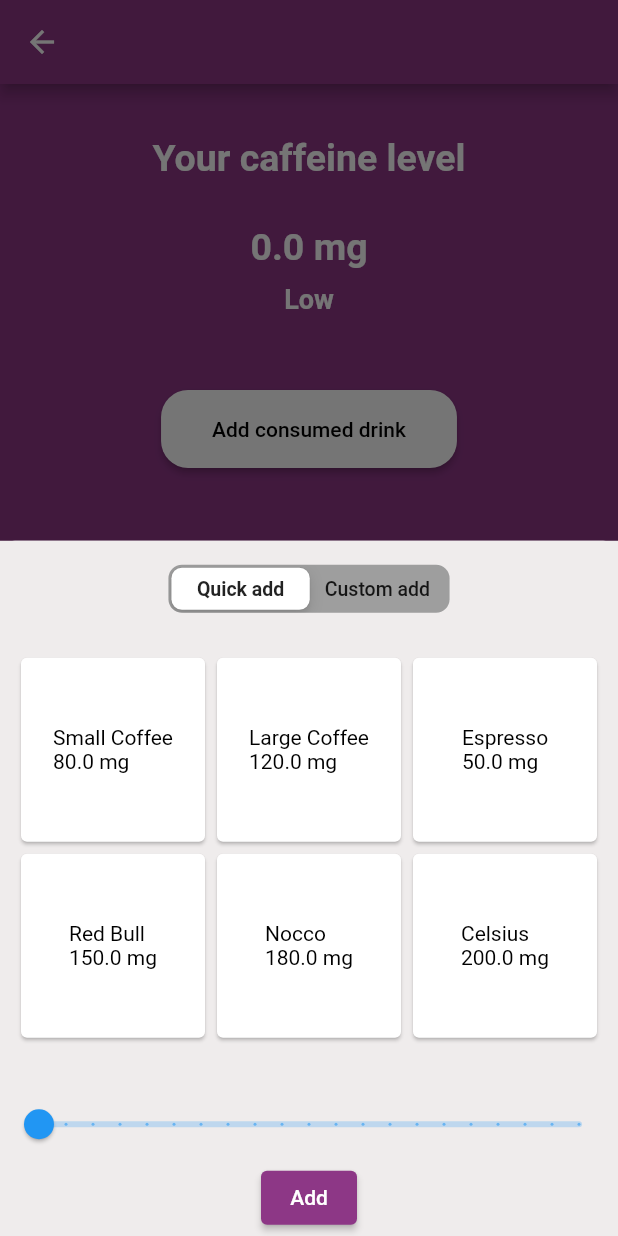
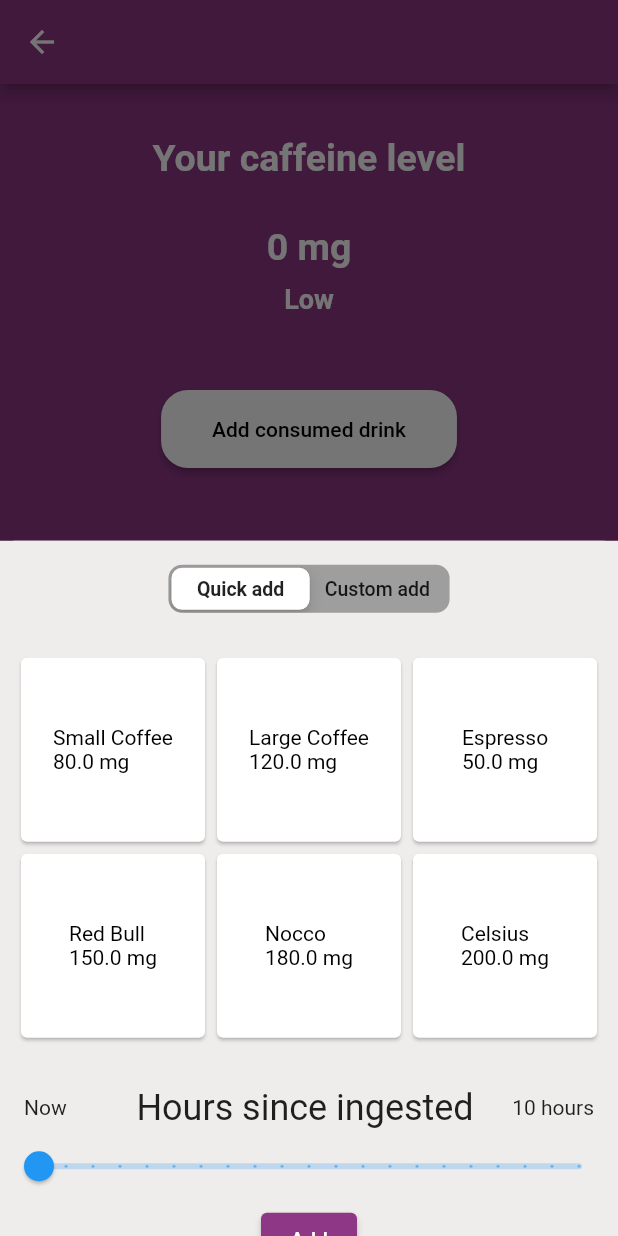
Before and after one commit to rikardro/HarmonyHub, a Flutter app: the CaffeineDetailedView screen opened directly, after a tap on "Add consumed drink", on a phone screen of 412 x 824 dp. Run offline on Flutter 3.47's test engine with Material 2 defaults, Android fonts, the phone set to English and light mode, and no system bars; our stand-ins replace bloc, cloud_firestore, equatable, firebase_auth, firebase_core, flutter_bloc and 1 more; accounts and stored records are empty; network calls fail.

Commit message:
last fixes on caffeine detailed view

```diff
--- a/healthapp/lib/caffeine_detailed_view.dart
+++ b/healthapp/lib/caffeine_detailed_view.dart
@@ -1,5 +1,6 @@
 import 'dart:developer';
 
+import 'package:healthapp/util/dialogs/error_dialog.dart';
 import 'package:syncfusion_flutter_gauges/gauges.dart';
 
 import 'package:cloud_firestore/cloud_firestore.dart';
@@ -26,7 +27,6 @@ class _CaffeineDetailedViewState extends State<CaffeineDetailedView> {
     context.read<CaffeineBloc>().add(const FetchCaffeine());
     context.read<CaffeineDetailedBloc>().add(const FetchAllCaffeine());
     final bloc = BlocProvider.of<CaffeineDetailedBloc>(context);
-    log(bloc.toString());
     return BlocBuilder<CaffeineDetailedBloc, CaffeineDetailedState>(
       builder: (context, state) {
         if (state.status == CaffeineDetailedStatus.success) {
@@ -57,13 +57,14 @@ class _CaffeineDetailedViewState extends State<CaffeineDetailedView> {
                             final String caffeineStatus =
                                 state.caffeineStatus ?? "";
                             final double caffeineAmount = state.caffeine ?? 0;
+                            final roundedAmount = caffeineAmount.round();
                             if (state.status == CaffeineStatus.loading) {
                               return const CircularProgressIndicator();
                             } else {
                               return Column(
                                 children: [
                                   Text(
-                                    "$caffeineAmount mg",
+                                    "$roundedAmount mg",
                                     style: const TextStyle(
                                         fontWeight: FontWeight.bold,
                                         fontSize: 25,
@@ -136,6 +137,7 @@ class _CaffeineDetailedViewState extends State<CaffeineDetailedView> {
             ),
           );
         } else {
+          log("got here");
           return const Scaffold(
             body: Center(
               child: CircularProgressIndicator(),
@@ -229,8 +231,9 @@ class CaffeineRecordCard extends StatelessWidget {
               Text(dateText),
             ],
           ),
+          //TODO: implement next sprint!
           IconButton(
-            icon: const Icon(Icons.delete),
+            icon: const Icon(Icons.delete, color: Colors.transparent),
             onPressed: () {},
           ),
         ],
@@ -285,7 +288,10 @@ class _AddCaffeinePopupState extends State<AddCaffeinePopup> {
                   child: QuickAddGrid(),
                 ),
                 // Food tab
-                CustomAddSliders(),
+                BlocProvider<CaffeineDetailedBloc>.value(
+                  value: bloc,
+                  child: CustomAddSliders(),
+                ),
               ],
             ),
           ),
@@ -317,7 +323,7 @@ class _CustomAddSlidersState extends State<CustomAddSliders> {
             Container(
               margin: const EdgeInsets.only(left: 16.0),
               child: const Text(
-                '0 mg/ml ',
+                '0 mg/100ml',
                 style: TextStyle(fontSize: 14.0),
               ),
             ),
@@ -328,7 +334,7 @@ class _CustomAddSlidersState extends State<CustomAddSliders> {
             Container(
               margin: const EdgeInsets.only(right: 16.0),
               child: const Text(
-                '50 mg/ml',
+                '60 mg/100ml',
                 style: TextStyle(fontSize: 14.0),
               ),
             ),
@@ -342,8 +348,8 @@ class _CustomAddSlidersState extends State<CustomAddSliders> {
             });
           },
           min: 0,
-          max: 50,
-          divisions: 10,
+          max: 60,
+          divisions: 12,
           label: '$_sliderValue1 mg/ml',
         ),
         Row(
@@ -418,6 +424,19 @@ class _CustomAddSlidersState extends State<CustomAddSliders> {
           divisions: 10,
           label: '$_sliderValue3 hour(s)',
         ),
+        ElevatedButton(
+          onPressed: () {
+            BlocProvider.of<CaffeineDetailedBloc>(context).add(
+              AddCaffeine(
+                drinkType: "Custom drink",
+                amount: _sliderValue1 * _sliderValue2 / 100,
+                timeSince: _sliderValue3,
+              ),
+            );
+            Navigator.pop(context);
+          },
+          child: Text("Add drink"),
+        )
       ],
     );
   }
@@ -453,7 +472,7 @@ class _QuickAddGridState extends State<QuickAddGrid> {
 
   @override
   Widget build(BuildContext context) {
-    log(_selectedCardIndex.toString());
+    //log(_selectedCardIndex.toString());
     return Column(
       children: [
         Container(
@@ -494,6 +513,30 @@ class _QuickAddGridState extends State<QuickAddGrid> {
             ),
           ),
         ),
+        Row(
+          mainAxisAlignment: MainAxisAlignment.spaceBetween,
+          children: [
+            //mainAxisAlignment: MainAxisAlignment.spaceBetween,
+            Container(
+              margin: const EdgeInsets.only(left: 16.0),
+              child: const Text(
+                'Now      ',
+                style: TextStyle(fontSize: 14.0),
+              ),
+            ),
+            const Text(
+              'Hours since ingested',
+              style: TextStyle(fontSize: 24.0),
+            ),
+            Container(
+              margin: const EdgeInsets.only(right: 16.0),
+              child: const Text(
+                '10 hours',
+                style: TextStyle(fontSize: 14.0),
+              ),
+            ),
+          ],
+        ),
         Container(
           color: Colors.transparent,
           height: 50,
@@ -524,6 +567,9 @@ class _QuickAddGridState extends State<QuickAddGrid> {
         ),
         ElevatedButton(
           onPressed: () {
+            if (_selectedCardIndex == -1) {
+              showErrorDialog(context, "Please select a drink");
+            }
             context.read<CaffeineDetailedBloc>().add(
                   AddCaffeine(
                     amount: drinks[_selectedCardIndex].caffeineAmount,
@@ -531,6 +577,7 @@ class _QuickAddGridState extends State<QuickAddGrid> {
                     timeSince: _sliderValue,
                   ),
                 );
+            Navigator.pop(context);
           },
           style: ButtonStyle(
             backgroundColor:
```
Also changed, not shown: healthapp/lib/bloc/caffeine_detailed_bloc.dart (+6 -2 lines).
